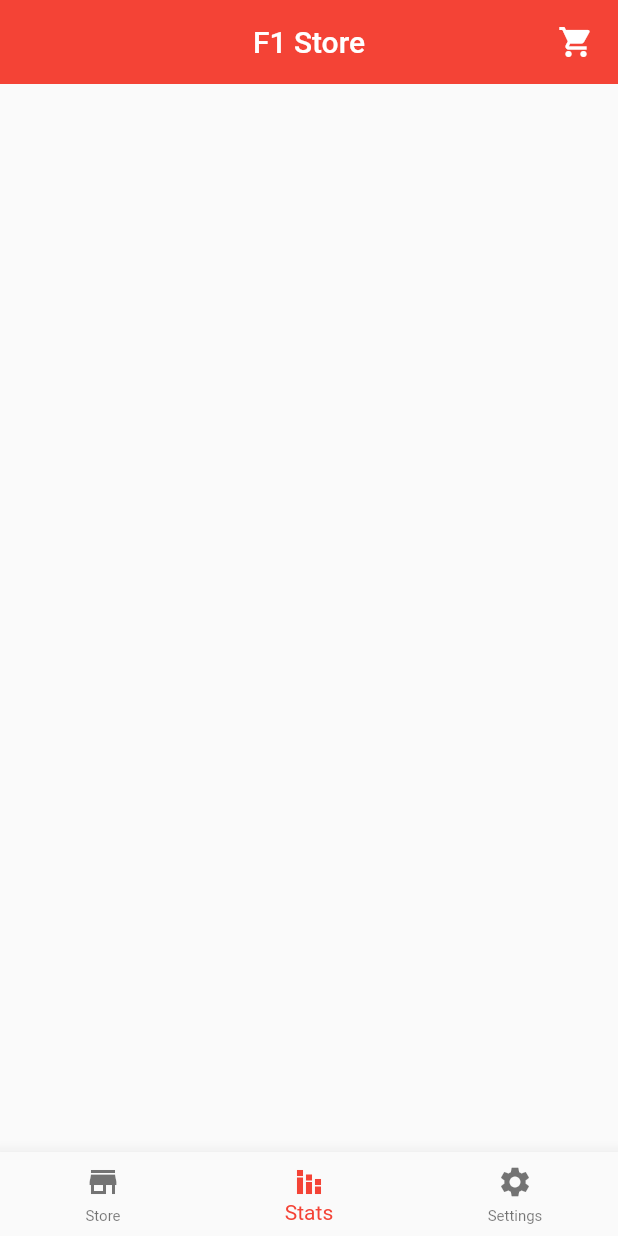
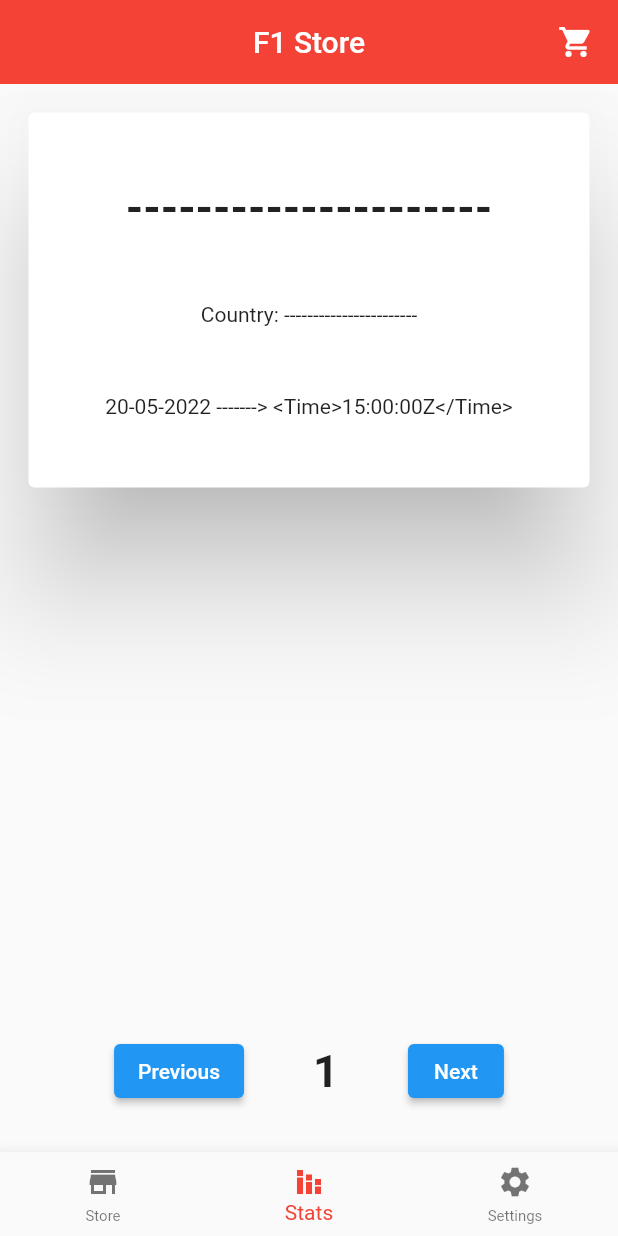
Before and after one commit to dabupr/f1_store, a Flutter app: the screen it shows once a user with an empty profile is signed in, item 2 of the bottom bar chosen, on a phone screen of 412 x 824 dp. Run offline on Flutter 3.47's test engine with Material 2 defaults, Android fonts, the light colour scheme and no system bars; our stand-ins replace firebase_auth, firebase_core; accounts and stored records are empty; network calls fail.

Commit message:
App with carreras

```diff
--- a/lib/main.dart
+++ b/lib/main.dart
@@ -1,3 +1,4 @@
+import 'package:f1_store/mid_page.dart';
 import 'package:f1_store/models/Product.dart';
 import 'package:f1_store/widget_tree.dart';
 import 'package:firebase_core/firebase_core.dart';
@@ -80,7 +81,7 @@ class _MyHomePageState extends State<MyHomePage> {
     if (_selectedIndex == 0) {
       return gridView();
     } else if (_selectedIndex == 1) {
-      return Container();
+      return const MidWid();
     } else {
       return const SettingsPage().getBodySettings();
     }
--- /dev/null
+++ b/lib/mid_page.dart
@@ -0,0 +1,126 @@
+import 'package:flutter/material.dart';
+import 'package:http/http.dart' as http;
+import 'package:xml/xml.dart';
+
+String raceName = "--------------------------------------------";
+String day = "--------------------------------------------";
+String hour = "<Time>15:00:00Z</Time>";
+String country = "--------------------------------------------";
+String timeDay = "--------------------------------------------";
+
+String any = "2022";
+String mes = "05";
+String dia = "20";
+
+int raceNum = 1;
+
+class MidWid extends StatefulWidget {
+  const MidWid({Key? key}) : super(key: key);
+
+  @override
+  State<MidWid> createState() => _MidWidState();
+}
+
+class _MidWidState extends State<MidWid> {
+  Future<void> fetchPost() async {
+    var request =
+        http.Request('GET', Uri.parse('http://ergast.com/api/f1/current/' + raceNum.toString()));
+
+    http.StreamedResponse response = await request.send();
+    if (response.statusCode == 200) {
+      final document = XmlDocument.parse(await response.stream.bytesToString());
+
+      if (!document.findAllElements('Date').isEmpty) {
+        raceName = document.findAllElements('RaceName').toString();
+        day = document.findAllElements('Date').elementAt(0).toString();
+        hour = document.findAllElements('Time').elementAt(0).toString();
+        country = document.findAllElements('Country').toString();
+        String hora2 = hour.substring(6, hour.length - 8);
+        var hourZolu = int.parse(hora2.substring(0, 2));
+        hourZolu = hourZolu + 2;
+        hour = hourZolu.toString() + hour.substring(8, hour.length - 11);
+        //Days
+        var a = day.substring(6, day.length - 7);
+        any = a.substring(0, 4);
+        mes = a.substring(5, 7);
+        dia = a.substring(8, 10);
+        setState(() {});
+      }
+    } else {}
+  }
+
+  @override
+  Widget build(BuildContext context) {
+    fetchPost();
+    print(raceNum);
+
+    return Column(
+      mainAxisSize: MainAxisSize.max,
+      mainAxisAlignment: MainAxisAlignment.spaceBetween,
+      crossAxisAlignment: CrossAxisAlignment.center,
+      children: <Widget>[
+        Padding(
+          padding: const EdgeInsets.all(15.0),
+          child: Card(
+            elevation: 35,
+            child: SizedBox(
+              //width: ,
+              height: 250,
+              child: Center(
+                child: Column(
+
+                  mainAxisAlignment: MainAxisAlignment.spaceEvenly,
+                  crossAxisAlignment: CrossAxisAlignment.center,
+                  children: <Widget>[
+                    Text(
+                      raceName.substring(11, raceName.length - 12),
+                      style: const TextStyle(fontWeight: FontWeight.bold, fontSize: 30),
+                    ),
+                    Text("Country: " + country.substring(10, country.length - 11)),
+                    Text(dia + '-' + mes + '-' + any + ' -------> ' + hour),
+                  ],
+                ),
+              ),
+            ),
+          ),
+        ),
+        Padding(
+          padding: const EdgeInsets.all(30),
+          child: Row(
+            mainAxisSize: MainAxisSize.max,
+            mainAxisAlignment: MainAxisAlignment.spaceEvenly,
+            crossAxisAlignment: CrossAxisAlignment.center,
+            children: <Widget>[
+              ElevatedButton(
+                style: ElevatedButton.styleFrom(
+                  primary: Colors.blue,
+                ),
+                onPressed: () {
+                  setState(() {
+                    if (raceNum > 1) {
+                      raceNum--;
+                    }
+                  });
+                },
+                child: const Text("Previous"),
+              ),
+              Text(raceNum.toString(),
+                  style: const TextStyle(fontWeight: FontWeight.bold, fontSize: 30)),
+              ElevatedButton(
+                style: ElevatedButton.styleFrom(
+                  primary: Colors.blue,
+                ),
+                onPressed: () {
+                  setState(() {
+                    raceNum++;
+                  });
+                },
+                child: const Text("Next"),
+              ),
+            ],
+          ),
+        ),
+      ],
+    );
+  }
+}
--- a/pubspec.yaml
+++ b/pubspec.yaml
@@ -36,6 +36,8 @@ dependencies:
   cupertino_icons: ^1.0.2
   firebase_core: ^1.20.0
   firebase_auth: ^3.5.0
+  http: ^0.13.4
+  xml: ^6.1.0
 
 dev_dependencies:
   flutter_test:
```
Also changed, not shown: pubspec.lock.
